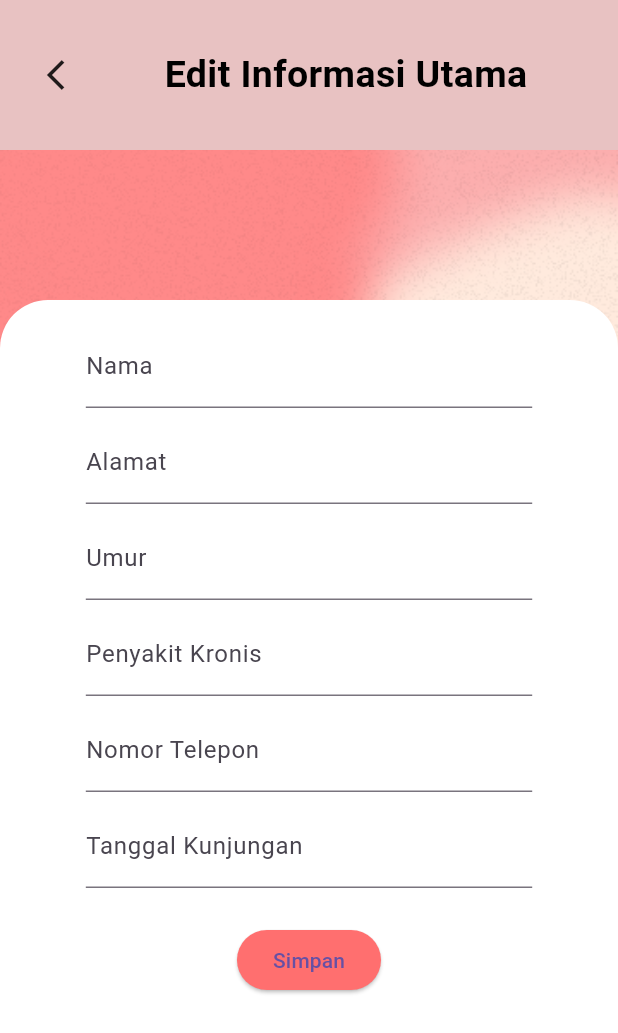
After one commit to tetraxion/bidan_delima, a Flutter app: the tambahPage screen opened directly, on a phone screen of 412 x 824 dp. The commit adds this screen. Shown: the top 1033 px of the screen. Run offline on Flutter 3.47's test engine with Material 3 defaults, Android fonts, the phone set to English and light mode, and no system bars; our stand-ins replace cloud_firestore, dio, file_picker, firebase_auth, firebase_core, image_picker and 1 more; accounts and stored records are empty.

Commit message:
delete & tanggal

```diff
--- a/lib/kontakBidan.dart
+++ b/lib/kontakBidan.dart
@@ -1,4 +1,4 @@
-// ignore_for_file: deprecated_member_use
+// ignore_for_file: deprecated_member_use, sized_box_for_whitespace
 
 import 'package:flutter/material.dart';
 import 'package:url_launcher/url_launcher.dart';
--- /dev/null
+++ b/lib/tambahData.dart
@@ -0,0 +1,253 @@
+import 'package:flutter/material.dart';
+import 'package:cloud_firestore/cloud_firestore.dart';
+import 'package:intl/intl.dart';
+import 'package:syncfusion_flutter_datepicker/datepicker.dart';
+
+void main() {
+  runApp(MyApp());
+}
+
+class MyApp extends StatelessWidget {
+  @override
+  Widget build(BuildContext context) {
+    return MaterialApp(
+      title: 'Edit Page with DatePicker',
+      theme: ThemeData(
+        primarySwatch: Colors.blue,
+      ),
+      home: tambahPage(),
+    );
+  }
+}
+
+class tambahPage extends StatefulWidget {
+  const tambahPage({Key? key}) : super(key: key);
+
+  @override
+  State<tambahPage> createState() => _tambahPageState();
+}
+
+class _tambahPageState extends State<tambahPage> {
+  TextEditingController namatextcontroller = TextEditingController();
+  TextEditingController alamattextcontroller = TextEditingController();
+  TextEditingController umurtextcontroller = TextEditingController();
+  TextEditingController penyakitKronistextcontroller = TextEditingController();
+  TextEditingController nomorTelepontextcontroller = TextEditingController();
+  DateTime? selectedDate;
+
+  final FirebaseFirestore _firestore = FirebaseFirestore.instance;
+
+  @override
+  Widget build(BuildContext context) {
+    return Scaffold(
+      extendBodyBehindAppBar: true,
+      body: SafeArea(
+        child: Container(
+          decoration: BoxDecoration(
+            image: DecorationImage(
+              image: AssetImage("assets/images/loadingbg.png"),
+              fit: BoxFit.cover,
+            ),
+          ),
+          height: MediaQuery.of(context).size.height,
+          width: MediaQuery.of(context).size.width,
+          child: Stack(
+            children: [
+              Container(
+                height: 100,
+                decoration: const BoxDecoration(
+                  color: Color.fromARGB(255, 232, 194, 194),
+                ),
+                child: Row(
+                  mainAxisAlignment: MainAxisAlignment.spaceEvenly,
+                  children: [
+                    GestureDetector(
+                      onTap: () {
+                        Navigator.pop(context);
+                      },
+                      child: Container(
+                        decoration: BoxDecoration(),
+                        child: Icon(Icons.arrow_back_ios_new_sharp),
+                      ),
+                    ),
+                    SizedBox(
+                      width: 10,
+                    ),
+                    Container(
+                      height: 100,
+                      decoration: const BoxDecoration(
+                        color: Color.fromARGB(255, 232, 194, 194),
+                      ),
+                      child: Column(
+                        mainAxisAlignment: MainAxisAlignment.center,
+                        crossAxisAlignment: CrossAxisAlignment.center,
+                        children: [
+                          Text(
+                            'Edit Informasi Utama',
+                            style: TextStyle(
+                              fontSize: 25,
+                              color: Colors.black,
+                              fontWeight: FontWeight.bold,
+                            ),
+                          ),
+                        ],
+                      ),
+                    ),
+                    SizedBox(
+                      width: 10,
+                    ),
+                  ],
+                ),
+              ),
+              Positioned(
+                left: 0,
+                right: 0,
+                top: 200,
+                child: Container(
+                  height: 755,
+                  decoration: const BoxDecoration(
+                    color: Colors.white,
+                    borderRadius: BorderRadius.only(
+                      topLeft: Radius.circular(32.0),
+                      topRight: Radius.circular(32.0),
+                    ),
+                  ),
+                  child: Container(
+                    margin: EdgeInsets.symmetric(
+                        horizontal: 0.1 * MediaQuery.of(context).size.width),
+                    child: Padding(
+                      padding: EdgeInsets.all(16.0),
+                      child: Column(
+                        children: [
+                          Container(
+                            margin: EdgeInsets.only(bottom: 8.0),
+                            child: TextFormField(
+                              controller: namatextcontroller,
+                              decoration: InputDecoration(labelText: 'Nama'),
+                            ),
+                          ),
+                          Container(
+                            margin: EdgeInsets.only(bottom: 8.0),
+                            child: TextFormField(
+                              controller: alamattextcontroller,
+                              decoration: InputDecoration(labelText: 'Alamat'),
+                            ),
+                          ),
+                          Container(
+                            margin: EdgeInsets.only(bottom: 8.0),
+                            child: TextFormField(
+                              controller: umurtextcontroller,
+                              decoration: InputDecoration(labelText: 'Umur'),
+                              keyboardType: TextInputType.number,
+                            ),
+                          ),
+                          Container(
+                            margin: EdgeInsets.only(bottom: 8.0),
+                            child: TextFormField(
+                              controller: penyakitKronistextcontroller,
+                              decoration:
+                                  InputDecoration(labelText: 'Penyakit Kronis'),
+                            ),
+                          ),
+                          Container(
+                            margin: EdgeInsets.only(bottom: 8.0),
+                            child: TextFormField(
+                              controller: nomorTelepontextcontroller,
+                              decoration:
+                                  InputDecoration(labelText: 'Nomor Telepon'),
+                              keyboardType: TextInputType.phone,
+                            ),
+                          ),
+                          Container(
+                            margin: EdgeInsets.only(bottom: 8.0),
+                            child: TextFormField(
+                              onTap: () {
+                                _selectDate(context);
+                              },
+                              readOnly: true,
+                              decoration: InputDecoration(
+                                labelText: 'Tanggal Kunjungan',
+                              ),
+                              controller: TextEditingController(
+                                text: selectedDate != null
+                                    ? DateFormat('dd-MM-yyyy').format(selectedDate!)
+                                    : '',
+                              ),
+                            ),
+                          ),
+                          SizedBox(height: 16.0),
+                          Padding(
+                            padding: EdgeInsets.symmetric(horizontal: 16.0),
+                            child: ElevatedButton(
+                              onPressed: () {
+                                _tambahData();
+                              },
+                              style: ElevatedButton.styleFrom(
+                                primary: Color.fromARGB(255, 255, 111, 111),
+                              ),
+                              child: Text('Simpan'),
+                            ),
+                          )
+                        ],
+                      ),
+                    ),
+                  ),
+                ),
+              ),
+            ],
+          ),
+        ),
+      ),
+    );
+  }
+
+  Future<void> _selectDate(BuildContext context) async {
+    final DateTime? picked = await showDatePicker(
+      context: context,
+      initialDate: selectedDate ?? DateTime.now(),
+      firstDate: DateTime(1900),
+      lastDate: DateTime(2101),
+    );
+    if (picked != null && picked != selectedDate)
+      setState(() {
+        selectedDate = picked;
+      });
+  }
+
+  void _tambahData() async {
+    try {
+      await _firestore.collection('kunjungan').add({
+        'nama': namatextcontroller.text,
+        'alamat': alamattextcontroller.text,
+        'umur': int.tryParse(umurtextcontroller.text) ?? 0,
+        'penyakitKronis': penyakitKronistextcontroller.text,
+        'nomorTelepon': nomorTelepontextcontroller.text,
+        'tanggalKunjungan': selectedDate != null
+            ? DateFormat('dd-MM-yyyy').format(selectedDate!)
+            : '',
+      });
+
+      ScaffoldMessenger.of(context).showSnackBar(
+        SnackBar(
+          content: Text('Data kunjungan berhasil ditambahkan!'),
+        ),
+      );
+
+      namatextcontroller.clear();
+      alamattextcontroller.clear();
+      umurtextcontroller.clear();
+      penyakitKronistextcontroller.clear();
+      nomorTelepontextcontroller.clear();
+      setState(() {
+        selectedDate = null;
+      });
+    } catch (e) {
+      print('Error: $e');
+      ScaffoldMessenger.of(context).showSnackBar(
+        SnackBar(
+          content: Text('Terjadi kesalahan. Silakan coba lagi.'),
+        ),
+      );
+    }
+  }
+}
--- a/pubspec.yaml
+++ b/pubspec.yaml
@@ -48,6 +48,7 @@ dependencies:
   dio: ^5.3.4
   cloud_firestore: ^4.13.6
   url_launcher: ^6.2.2
+  syncfusion_flutter_datepicker: ^21.2.3
 
 
 dev_dependencies:
```
Also changed, not shown: lib/dasboard.dart (+41 -26 lines), lib/editData.dart (renamed from lib/EditPage.dart, +36 -16 lines), pubspec.lock.
